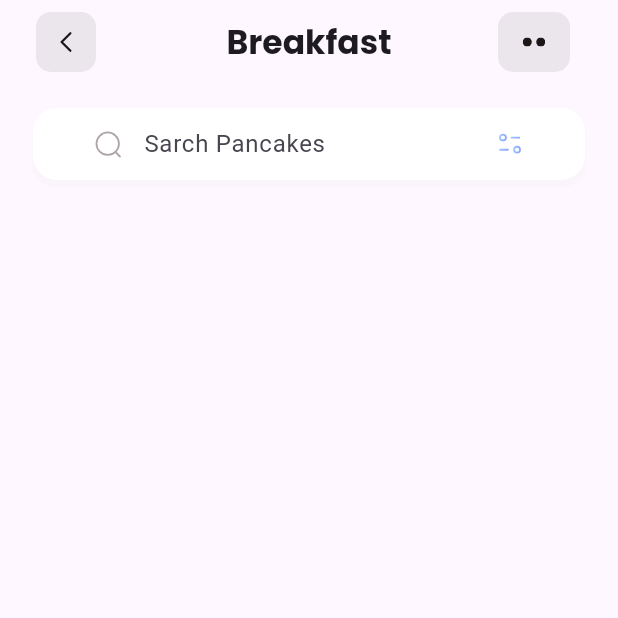
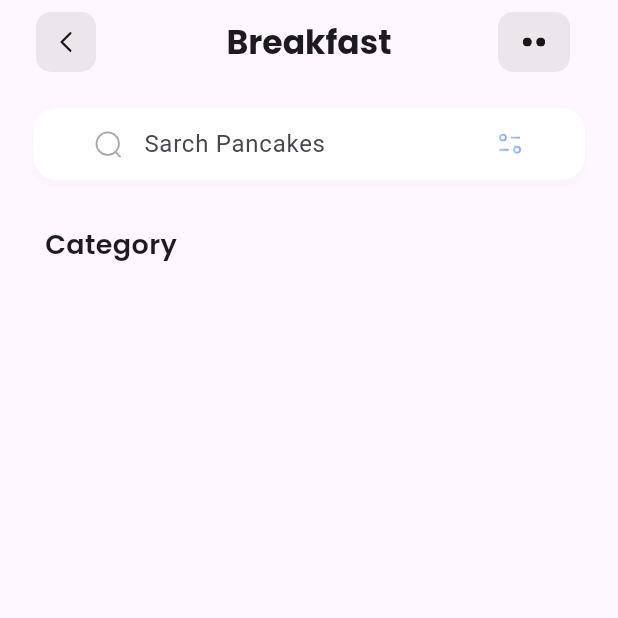
Before and after one commit to gvilla141963tc-stack/mealplanpage, a Flutter app: the screen it shows after launch, on a phone screen of 412 x 824 dp, the top half of it. Run offline on Flutter 3.47's test engine with Material 3 defaults, Android fonts, the phone set to English and light mode, and no system bars; our stand-ins replace flutter_svg.

Commit message:
added section title

```diff
--- a/lib/pages/meal_plan_page.dart
+++ b/lib/pages/meal_plan_page.dart
@@ -1,6 +1,7 @@
 import 'package:flutter/material.dart';
 import 'package:mealplanner/widgets/custom_app_bar.dart';
 import 'package:mealplanner/widgets/search_box.dart';
+import 'package:mealplanner/widgets/section_title.dart';
 
 class MealPlanPage extends StatelessWidget {
   const MealPlanPage({super.key});
@@ -14,6 +15,8 @@ class MealPlanPage extends StatelessWidget {
           children: [
             SizedBox(height: 16),
             SearchBox(),
+            SectionTitle()
+
           ]
         ),
       ));
--- /dev/null
+++ b/lib/widgets/section_title.dart
@@ -0,0 +1,28 @@
+import 'package:flutter/material.dart';
+
+class SectionTitle extends StatelessWidget {
+  const SectionTitle({super.key});
+
+  @override
+  Widget build(BuildContext context) {
+    return Column(
+      crossAxisAlignment: CrossAxisAlignment.start,
+      children: [
+        Padding(
+          padding: const EdgeInsets.all(30),
+          child: SizedBox(
+            width: double.infinity,
+            child: Text(
+              'Category',
+              style: TextStyle(
+                fontFamily: 'Poppins',
+                fontWeight: FontWeight.w600,
+                fontSize: 18,
+              ),
+            ),
+          ),
+        ),
+      ],
+    );
+  }
+}
```
